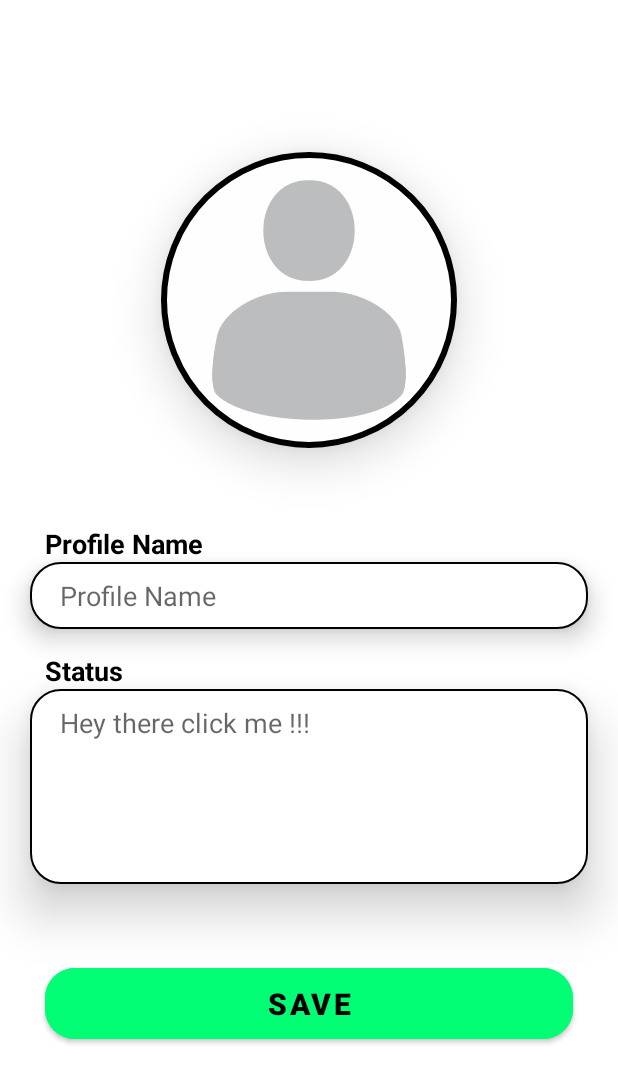
After one commit to SuyogMahajan/ClickChat, an Android app: the ProfileActivity screen opened directly, with no data from a screen before it, on a phone screen of 412 x 824 dp. The commit adds this screen. Shown: the top 1083 px of the screen. Run offline under Robolectric (Android 15) with nearby library versions, the light colour scheme and no system bars; our stand-ins replace CircleImageView, Firebase (no records; nobody signed in at launch, a user with empty details on screens opened directly), Picasso; 5 statements that could not run were skipped.

Commit message:
added profile activity

```diff
--- /dev/null
+++ b/app/src/main/java/com/clickchat/clickchat/ui/actvities/ProfileActivity.kt
@@ -0,0 +1,64 @@
+package com.clickchat.clickchat.ui.actvities
+
+import android.content.Intent
+import androidx.appcompat.app.AppCompatActivity
+import android.os.Bundle
+import android.text.Editable
+import android.util.Log
+import android.widget.Toast
+import com.clickchat.clickchat.R
+import com.clickchat.clickchat.databinding.ActivityProfileBinding
+import com.clickchat.clickchat.ui.actvities.auth.LoginActivity
+import com.google.firebase.auth.FirebaseAuth
+import com.google.firebase.firestore.DocumentSnapshot
+import com.google.firebase.firestore.EventListener
+import com.google.firebase.firestore.FirebaseFirestore
+import com.google.firebase.firestore.FirebaseFirestoreException
+import com.google.firebase.firestore.auth.User
+import com.google.firebase.storage.FirebaseStorage
+import com.squareup.picasso.Picasso
+
+class ProfileActivity : AppCompatActivity() {
+
+    private lateinit var binding: ActivityProfileBinding
+
+    val auth by lazy {
+        FirebaseAuth.getInstance()
+    }
+
+    val storage by lazy {
+        FirebaseStorage.getInstance()
+    }
+
+    val userDatabase by lazy {
+        FirebaseFirestore.getInstance()
+    }
+
+
+    override fun onCreate(savedInstanceState: Bundle?) {
+        super.onCreate(savedInstanceState)
+        binding = ActivityProfileBinding.inflate(layoutInflater)
+        setContentView(binding.root)
+        var user:com.clickchat.clickchat.data.User? = null
+
+        val snap = userDatabase.collection("users").document(auth!!.uid.toString())
+        snap.get().addOnSuccessListener {dataSnapShot ->
+
+            user = dataSnapShot.toObject(com.clickchat.clickchat.data.User::class.java)
+
+            binding.NameEditText.setText(user?.name)
+            binding.statusEditText.setText(user?.status)
+            Picasso.get().load(user?.thumbImage).into(binding.ProfileImage)
+
+           Log.d("HLL", dataSnapShot.data?.get("name").toString())
+        }
+
+            binding.saveButton.setOnClickListener {
+                  snap.update(mapOf(
+                      "name" to binding.NameEditText.text.toString() ,
+                      "status" to binding.statusEditText.text.toString()
+                  ))
+            }
+
+    }
+}
--- a/app/src/main/java/com/clickchat/clickchat/ui/fragments/EmptyViewHolder.kt
+++ b/app/src/main/java/com/clickchat/clickchat/ui/actvities/ViewHolders/EmptyViewHolder.kt
@@ -1,4 +1,4 @@
-package com.clickchat.clickchat.ui.fragments
+package com.clickchat.clickchat.ui.actvities.ViewHolders
 
 import android.view.View
 import androidx.recyclerview.widget.RecyclerView
--- a/app/src/main/java/com/clickchat/clickchat/ui/fragments/PeopleFragment.kt
+++ b/app/src/main/java/com/clickchat/clickchat/ui/fragments/PeopleFragment.kt
@@ -18,6 +18,7 @@ import com.clickchat.clickchat.R
 import com.clickchat.clickchat.data.User
 import com.clickchat.clickchat.databinding.ActivityPeopleFragmentBinding
 import com.clickchat.clickchat.ui.actvities.*
+import com.clickchat.clickchat.ui.actvities.ViewHolders.EmptyViewHolder
 import com.clickchat.clickchat.ui.actvities.ViewHolders.UserViewHolder
 
 const val DELETED_VIEW_TYPE = 1
--- a/app/src/main/res/drawable/chat_icon.xml
+++ b/app/src/main/res/drawable/chat_icon.xml
@@ -3,6 +3,7 @@
     android:height="56dp"
     android:viewportWidth="56"
     android:viewportHeight="56">
+
     <path
         android:pathData="M28,28m-27,0a27,27 0,1 1,54 0a27,27 0,1 1,-54 0"
         android:strokeWidth="1"
@@ -15,4 +16,5 @@
         android:fillColor="#FFFFFF"
         android:fillType="evenOdd"
         android:strokeColor="#00000000"/>
+
 </vector>
--- a/app/src/main/res/drawable/edittext_box.xml
+++ b/app/src/main/res/drawable/edittext_box.xml
@@ -2,4 +2,6 @@
 <shape android:shape="rectangle" xmlns:android="http://schemas.android.com/apk/res/android">
 <solid android:color="@color/white" />
     <corners android:radius="20dp" />
+    <stroke android:color="@color/black"
+            android:width="1dp" />
 </shape>
--- /dev/null
+++ b/app/src/main/res/layout/activity_profile.xml
@@ -0,0 +1,105 @@
+<?xml version="1.0" encoding="utf-8"?>
+<LinearLayout xmlns:android="http://schemas.android.com/apk/res/android"
+    xmlns:tools="http://schemas.android.com/tools"
+    android:layout_width="match_parent"
+    android:layout_height="match_parent"
+    xmlns:app="http://schemas.android.com/apk/res-auto"
+    android:orientation="vertical"
+    tools:context=".ui.actvities.ProfileActivity">
+
+    <com.google.android.material.imageview.ShapeableImageView
+
+        android:id="@+id/ProfileImage"
+        android:layout_width="200dp"
+        android:layout_height="200dp"
+        android:layout_marginTop="100dp"
+        android:layout_gravity="center_horizontal"
+        android:adjustViewBounds="true"
+        android:clickable="true"
+        android:elevation="20dp"
+        android:focusable="true"
+        android:padding="3dp"
+        android:scaleType="centerCrop"
+        android:src="@drawable/profile_dummy"
+        app:shapeAppearance="@style/CircleImageView"
+        app:strokeColor="@color/black"
+        app:strokeWidth="4dp"
+        tools:ignore="MissingConstraints" />
+
+    <TextView
+        android:id="@+id/textView4"
+        android:layout_width="match_parent"
+        android:layout_height="wrap_content"
+        android:layout_marginHorizontal="30dp"
+        android:layout_marginTop="50dp"
+        android:text="Profile Name"
+        android:textColor="@color/black"
+        android:textSize="18sp"
+        android:textStyle="bold" />
+
+
+    <EditText
+
+        android:id="@+id/NameEditText"
+        android:layout_width="match_parent"
+        android:layout_height="wrap_content"
+        android:layout_marginHorizontal="20dp"
+        android:background="@drawable/edittext_box"
+
+        android:elevation="10dp"
+        android:ems="10"
+        android:hint="Profile Name"
+        android:inputType="textPersonName"
+        android:paddingHorizontal="20dp"
+        android:paddingVertical="10dp"
+        android:textSize="18sp"
+        tools:ignore="MissingConstraints" />
+
+    <TextView
+        android:id="@+id/textView5"
+        android:layout_width="match_parent"
+        android:layout_height="wrap_content"
+        android:layout_marginHorizontal="30dp"
+        android:layout_marginTop="15dp"
+        android:text="Status"
+        android:textColor="@color/black"
+        android:textSize="18sp"
+        android:textStyle="bold"/>
+
+    <EditText
+
+        android:id="@+id/statusEditText"
+        android:layout_width="match_parent"
+        android:layout_height="wrap_content"
+        android:layout_marginHorizontal="20dp"
+        android:background="@drawable/edittext_box"
+        android:elevation="20dp"
+        android:ems="10"
+        android:hint="Hey there click me !!!"
+        android:gravity="start"
+        android:paddingHorizontal="20dp"
+        android:paddingVertical="10dp"
+        android:lines="5"
+        android:textSize="18sp"
+        tools:ignore="MissingConstraints" />
+
+
+    <com.google.android.material.button.MaterialButton
+        android:id="@+id/saveButton"
+        android:layout_width="match_parent"
+        android:layout_height="wrap_content"
+        android:layout_marginHorizontal="30dp"
+        android:layout_marginTop="50dp"
+        android:backgroundTint="#00FF75"
+        android:text="Save"
+        android:textSize="20dp"
+        android:textColor="@color/black"
+        android:paddingVertical="10dp"
+        android:textStyle="bold"
+        app:cornerRadius="20dp"
+        app:layout_constraintEnd_toEndOf="parent"
+        app:layout_constraintStart_toStartOf="parent"
+        app:layout_constraintTop_toBottomOf="@+id/statusEditText"
+        tools:ignore="MissingConstraints" />
+
+</LinearLayout>
--- a/app/src/main/res/layout/activity_sign_up.xml
+++ b/app/src/main/res/layout/activity_sign_up.xml
@@ -23,8 +23,7 @@
         android:layout_height="400dp"
 
         android:layout_alignParentBottom="true"
-        android:src="@drawable/sign_up_back"
-        />
+        android:src="@drawable/sign_up_back" />
 
     <com.google.android.material.imageview.ShapeableImageView
 
--- a/app/src/main/res/values/strings.xml
+++ b/app/src/main/res/values/strings.xml
@@ -1,5 +1,5 @@
 <resources>
-    <string name="app_name">WhatsApp Clone</string>
+    <string name="app_name">ClickChat</string>
     <string name="verify_number">Verify %s</string>
     <string name="wrong_number">Waiting to Validate OTP
  Sent to \n %s Wrong Number ?</string>
```
Also changed, not shown: app/src/main/AndroidManifest.xml (+10 -10 lines), app/src/main/java/com/clickchat/clickchat/ui/actvities/MainActivity.kt (+89 -1 lines), app/src/main/res/layout/activity_main.xml (+17 -4 lines), app/src/main/res/menu/toolbar_menu.xml (+29 -8 lines).
